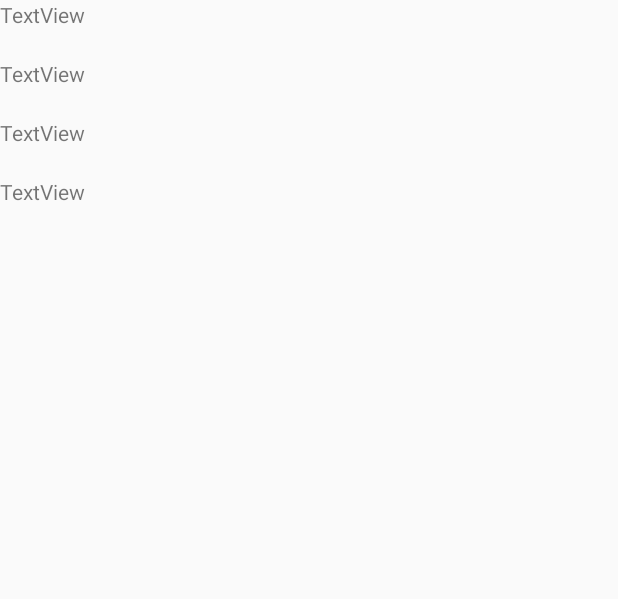
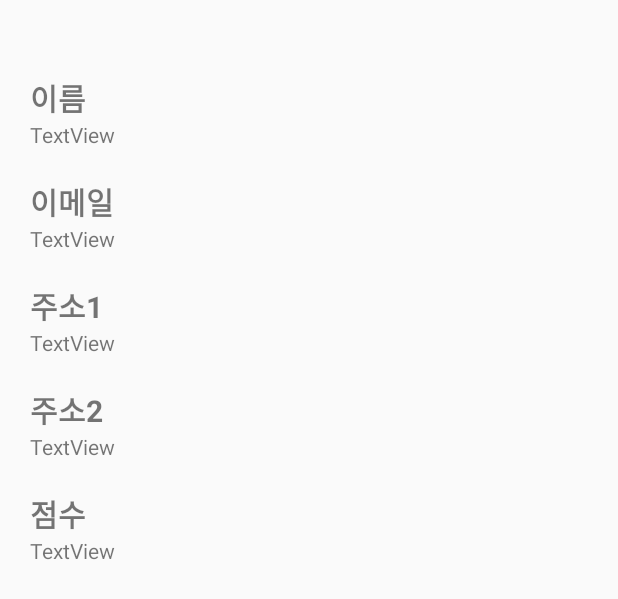
Before and after one commit to hoho00/naManAlZido, an Android app: the layout activity_mypage.xml on its own in the app's theme, with its tools: preview values and no code run, on a phone screen of 412 x 824 dp. Shown: the top 599 px of the screen. Run offline under Robolectric (Android 15) with nearby library versions, the phone set to English and light mode, and no system bars.

Commit message:
마이페이지

```diff
--- a/app/src/main/AndroidManifest.xml
+++ b/app/src/main/AndroidManifest.xml
@@ -16,6 +16,8 @@
     <!-- GPS 기능 -->
     <uses-permission android:name="android.permission.ACCESS_FINE_LOCATION" />
     <uses-permission android:name="android.permission.ACCESS_COARSE_LOCATION" />
+
+
 
     <application
         android:allowBackup="true"
@@ -40,6 +42,7 @@
         <activity android:name=".MainActivity" />
         <activity android:name=".Content_Activity" />
         <activity android:name=".RegisterActivity" />
+        <activity android:name=".MyPage"/>
 
         <meta-data
             android:name="com.google.android.geo.API_KEY"
--- a/app/src/main/res/layout/activity_mypage.xml
+++ b/app/src/main/res/layout/activity_mypage.xml
@@ -7,7 +7,16 @@
     <LinearLayout
         android:layout_width="match_parent"
         android:layout_height="match_parent"
+        android:layout_marginTop="50dp"
+        android:layout_marginLeft="20dp"
         android:orientation="vertical">
+
+        <TextView
+            android:layout_width="wrap_content"
+            android:layout_height="30dp"
+            android:textSize="20dp"
+            android:textStyle="bold"
+            android:text="이름" />
 
         <TextView
             android:id="@+id/name_text"
@@ -16,22 +25,55 @@
             android:text="TextView" />
 
         <TextView
+            android:layout_width="wrap_content"
+            android:layout_height="30dp"
+            android:layout_marginTop="20dp"
+            android:textSize="20dp"
+            android:textStyle="bold"
+            android:text="이메일" />
+        <TextView
             android:id="@+id/email_text"
             android:layout_width="match_parent"
             android:layout_height="wrap_content"
+            android:text="TextView" />
+
+        <TextView
+            android:layout_width="wrap_content"
+            android:layout_height="30dp"
             android:layout_marginTop="20dp"
-            android:text="TextView" />
+            android:textSize="20dp"
+            android:textStyle="bold"
+            android:text="주소1" />
         <TextView
             android:id="@+id/add1_text"
             android:layout_width="match_parent"
             android:layout_height="wrap_content"
+            android:text="TextView" />
+
+        <TextView
+            android:layout_width="wrap_content"
+            android:layout_height="30dp"
             android:layout_marginTop="20dp"
-            android:text="TextView" />
+            android:textSize="20dp"
+            android:textStyle="bold"
+            android:text="주소2" />
         <TextView
             android:id="@+id/add2_text"
             android:layout_width="match_parent"
             android:layout_height="wrap_content"
+            android:text="TextView" />
+
+        <TextView
+            android:layout_width="wrap_content"
+            android:layout_height="30dp"
             android:layout_marginTop="20dp"
+            android:textSize="20dp"
+            android:textStyle="bold"
+            android:text="점수" />
+        <TextView
+            android:id="@+id/score"
+            android:layout_width="match_parent"
+            android:layout_height="wrap_content"
             android:text="TextView" />
     </LinearLayout>
 
```
Also changed, not shown: app/src/main/java/com/hackerton/googlemap/MyPage.java (+43 -4 lines).
